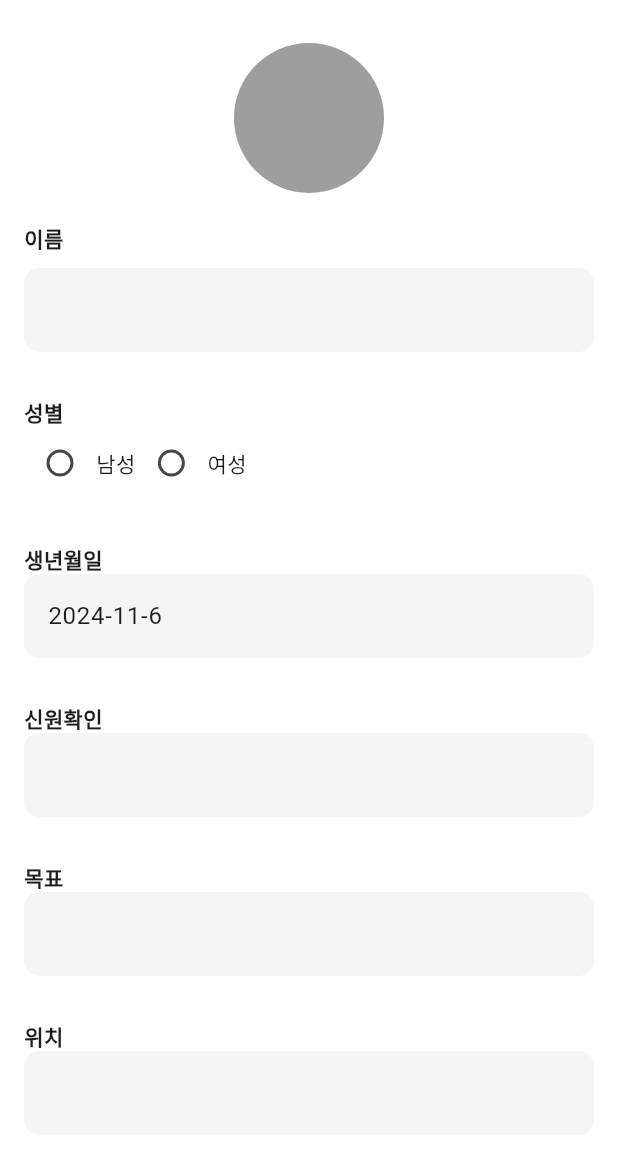
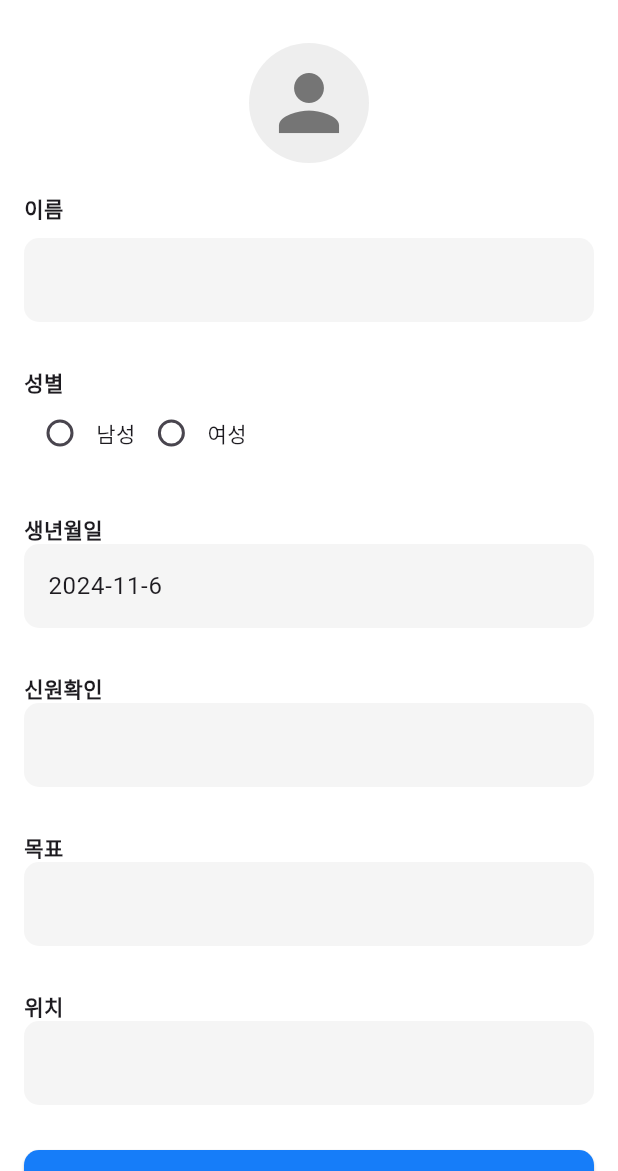
Before and after one commit to 9oormthonDKU/Frontend, a Flutter app: the ProfileEditView screen opened directly with empty values, on a phone screen of 412 x 824 dp, the part 65-1236 px from its top. Run offline on Flutter 3.47's test engine with Material 3 defaults, Android fonts, the phone set to English and light mode, and no system bars; our stand-ins replace image_picker, table_calendar; accounts and stored records are empty.

Commit message:
chore: 디자인 수정
chore: person아이콘 ui에 맞게 디자인 수정

```diff
--- a/goormthonfe/lib/views/profile_edit_view.dart
+++ b/goormthonfe/lib/views/profile_edit_view.dart
@@ -3,7 +3,7 @@ import '../controllers/profile_edit_controller.dart';
 import '../models/profile_edit_model.dart';
 
 class ProfileEditView extends StatefulWidget {
-  final ProfileEditModel profileEditModel; // ProfileView에서 전달받은 데이터
+  final ProfileEditModel profileEditModel;
 
   const ProfileEditView({Key? key, required this.profileEditModel}) : super(key: key);
 
@@ -18,7 +18,7 @@ class _ProfileEditViewState extends State<ProfileEditView> {
   @override
   void initState() {
     super.initState();
-    _profileEditModel = widget.profileEditModel;  // 전달받은 데이터를 초기화
+    _profileEditModel = widget.profileEditModel;
     _profileEditController = ProfileEditController(_profileEditModel);
   }
 
@@ -39,20 +39,19 @@ class _ProfileEditViewState extends State<ProfileEditView> {
   @override
   Widget build(BuildContext context) {
     return Scaffold(
-      backgroundColor: Colors.white, // 전체 화면 배경색을 흰색으로 설정
+      backgroundColor: Colors.white,
       appBar: AppBar(
-        title: const Text('프로필 설정',style: TextStyle(
-          fontWeight: FontWeight.bold, // 글씨를 두껍게 설정
-          color: Colors.black, // 글씨 색상을 검정색으로 설정 (기본값 변경 가능)
-        ),
-        ),
+        title: const Text('프로필 설정', style: TextStyle(
+          fontWeight: FontWeight.bold,
+          color: Colors.black,
+        )),
         centerTitle: true,
         backgroundColor: Colors.white,
         elevation: 0,
         leading: IconButton(
           icon: const Icon(Icons.arrow_back, color: Colors.black),
           onPressed: () {
-            Navigator.pop(context, _profileEditModel); // 수정된 데이터를 반환
+            Navigator.pop(context, _profileEditModel);
           },
         ),
       ),
@@ -62,10 +61,15 @@ class _ProfileEditViewState extends State<ProfileEditView> {
           child: Column(
             crossAxisAlignment: CrossAxisAlignment.start,
             children: [
-              const Center(
+              Center(
                 child: CircleAvatar(
-                  radius: 50,
-                  backgroundColor: Colors.grey,
+                  radius: 40,
+                  backgroundColor: Colors.grey[200],
+                  child: Icon(
+                    Icons.person,
+                    size: 60,
+                    color: Colors.grey[600],
+                  ),
                 ),
               ),
               const SizedBox(height: 20),
@@ -75,7 +79,7 @@ class _ProfileEditViewState extends State<ProfileEditView> {
                 controller: TextEditingController(text: _profileEditModel.name),
                 decoration: const InputDecoration(
                   filled: true,
-                  fillColor: Color(0xFFF5F5F5), // 텍스트 입력 필드의 배경색을 회색으로 설정
+                  fillColor: Color(0xFFF5F5F5),
                   border: OutlineInputBorder(
                     borderRadius: BorderRadius.all(Radius.circular(10)),
                     borderSide: BorderSide.none,
@@ -119,7 +123,7 @@ class _ProfileEditViewState extends State<ProfileEditView> {
                 readOnly: true,
                 decoration: const InputDecoration(
                   filled: true,
-                  fillColor: Color(0xFFF5F5F5), // 텍스트 입력 필드의 배경색을 회색으로 설정
+                  fillColor: Color(0xFFF5F5F5),
                   border: OutlineInputBorder(
                     borderRadius: BorderRadius.all(Radius.circular(10)),
                     borderSide: BorderSide.none,
@@ -134,7 +138,7 @@ class _ProfileEditViewState extends State<ProfileEditView> {
                 readOnly: true,
                 decoration: const InputDecoration(
                   filled: true,
-                  fillColor: Color(0xFFF5F5F5), // 텍스트 입력 필드의 배경색을 회색으로 설정
+                  fillColor: Color(0xFFF5F5F5),
                   border: OutlineInputBorder(
                     borderRadius: BorderRadius.all(Radius.circular(10)),
                     borderSide: BorderSide.none,
@@ -147,7 +151,7 @@ class _ProfileEditViewState extends State<ProfileEditView> {
                 controller: TextEditingController(text: _profileEditModel.goal),
                 decoration: const InputDecoration(
                   filled: true,
-                  fillColor: Color(0xFFF5F5F5), // 텍스트 입력 필드의 배경색을 회색으로 설정
+                  fillColor: Color(0xFFF5F5F5),
                   border: OutlineInputBorder(
                     borderRadius: BorderRadius.all(Radius.circular(10)),
                     borderSide: BorderSide.none,
@@ -163,7 +167,7 @@ class _ProfileEditViewState extends State<ProfileEditView> {
                 controller: TextEditingController(text: _profileEditModel.location),
                 decoration: const InputDecoration(
                   filled: true,
-                  fillColor: Color(0xFFF5F5F5), // 텍스트 입력 필드의 배경색을 회색으로 설정
+                  fillColor: Color(0xFFF5F5F5),
                   border: OutlineInputBorder(
                     borderRadius: BorderRadius.all(Radius.circular(10)),
                     borderSide: BorderSide.none,
@@ -174,19 +178,16 @@ class _ProfileEditViewState extends State<ProfileEditView> {
                 },
               ),
               const SizedBox(height: 30),
-
-              // 변경하기 버튼 추가
               Center(
                 child: ElevatedButton(
                   onPressed: () {
-                    // 변경 사항을 저장하고 ProfileView로 돌아가기
                     Navigator.pop(context, _profileEditModel);
                   },
                   style: ElevatedButton.styleFrom(
-                    minimumSize: Size(double.infinity, 50), // 버튼 크기
-                    backgroundColor: const Color(0xFF167DF9), // 버튼 배경색
+                    minimumSize: Size(double.infinity, 50),
+                    backgroundColor: const Color(0xFF167DF9),
                     shape: RoundedRectangleBorder(
-                      borderRadius: BorderRadius.circular(10), // 버튼 모서리 둥글게
+                      borderRadius: BorderRadius.circular(10),
                     ),
                   ),
                   child: const Text('변경하기', style: TextStyle(color: Colors.white)),
```
